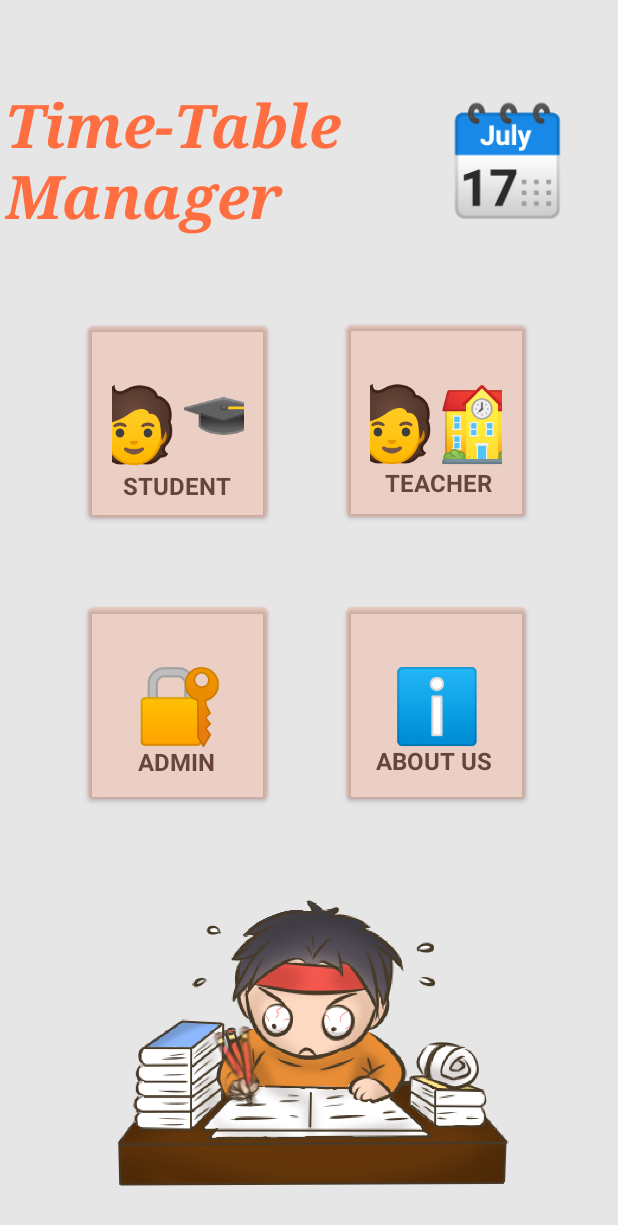
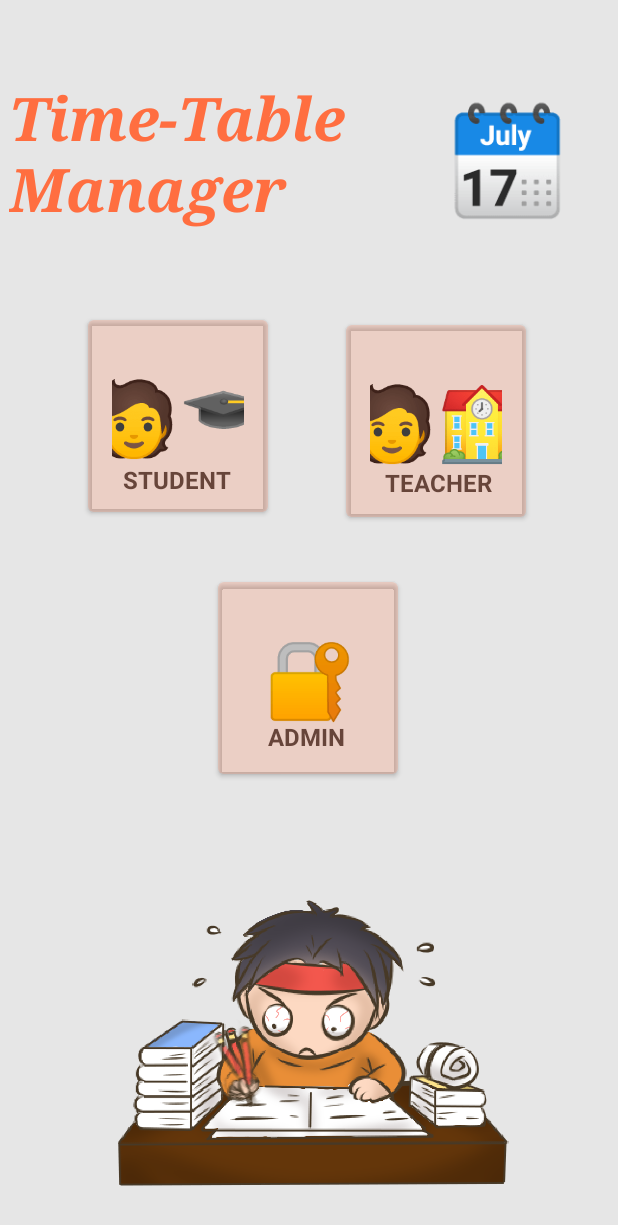
Before and after one commit to AnstonM/Time-Table-Manager, an Android app: the screen it shows after launch (MainActivity), on a phone screen of 412 x 824 dp. Shown: the top 1225 px of the screen. Run offline under Robolectric (Android 15) with nearby library versions, the phone set to English and light mode, and no system bars.

Commit message:
removed unnecessary stuff

```diff
--- a/app/src/main/java/com/example/timetablemanager/Activity8.java
+++ b/app/src/main/java/com/example/timetablemanager/Activity8.java
@@ -24,7 +24,7 @@ public class Activity8 extends AppCompatActivity {
 
     TextView cT;
 
-    Button abort,save;
+    Button save;
     SQLiteDatabase db;
 
 
@@ -133,7 +133,6 @@ public class Activity8 extends AppCompatActivity {
         tfri6 = (EditText) findViewById(R.id.TFri6);
         tfri7 = (EditText) findViewById(R.id.TFri7);
 
-        abort = (Button) findViewById(R.id.abortbtn);
         save = (Button) findViewById(R.id.savebtn);
 
         db = openOrCreateDatabase("TimeT", Context.MODE_PRIVATE,null);
--- a/app/src/main/res/layout/activity_main.xml
+++ b/app/src/main/res/layout/activity_main.xml
@@ -19,10 +19,10 @@
         android:textStyle="bold|italic"
         app:layout_constraintBottom_toBottomOf="parent"
         app:layout_constraintEnd_toEndOf="parent"
-        app:layout_constraintHorizontal_bias="0.02"
+        app:layout_constraintHorizontal_bias="0.037"
         app:layout_constraintStart_toStartOf="parent"
         app:layout_constraintTop_toTopOf="parent"
-        app:layout_constraintVertical_bias="0.079" />
+        app:layout_constraintVertical_bias="0.073" />
 
     <TextView
         android:id="@+id/textView2"
@@ -64,10 +64,10 @@
         android:textSize="48sp"
         app:layout_constraintBottom_toBottomOf="parent"
         app:layout_constraintEnd_toEndOf="parent"
-        app:layout_constraintHorizontal_bias="0.201"
+        app:layout_constraintHorizontal_bias="0.498"
         app:layout_constraintStart_toStartOf="parent"
         app:layout_constraintTop_toBottomOf="@+id/btn1"
-        app:layout_constraintVertical_bias="0.143" />
+        app:layout_constraintVertical_bias="0.102" />
 
     <Button
         android:id="@+id/btn2"
@@ -83,20 +83,6 @@
         app:layout_constraintTop_toBottomOf="@+id/textView2"
         app:layout_constraintVertical_bias="0.078" />
 
-    <Button
-        android:id="@+id/btn4"
-        android:layout_width="120dp"
-        android:layout_height="140dp"
-        android:backgroundTint="#1AFF6E40"
-        android:text="ℹ️"
-        android:textSize="48sp"
-        app:layout_constraintBottom_toBottomOf="parent"
-        app:layout_constraintEnd_toEndOf="parent"
-        app:layout_constraintHorizontal_bias="0.459"
-        app:layout_constraintStart_toEndOf="@+id/btn3"
-        app:layout_constraintTop_toBottomOf="@+id/btn2"
-        app:layout_constraintVertical_bias="0.143" />
-
     <ImageView
         android:id="@+id/imageView4"
         android:layout_width="542dp"
@@ -108,21 +94,6 @@
         app:layout_constraintTop_toBottomOf="@+id/btn3"
         app:layout_constraintVertical_bias="1.0"
         app:srcCompat="@drawable/img" />
-
-    <TextView
-        android:id="@+id/textView11"
-        android:layout_width="wrap_content"
-        android:layout_height="wrap_content"
-        android:text="ABOUT US"
-        android:textColor="#433C3A"
-        android:textSize="16sp"
-        android:textStyle="bold"
-        app:layout_constraintBottom_toBottomOf="@+id/btn4"
-        app:layout_constraintEnd_toEndOf="@+id/btn4"
-        app:layout_constraintHorizontal_bias="0.465"
-        app:layout_constraintStart_toStartOf="@+id/btn4"
-        app:layout_constraintTop_toTopOf="@+id/btn4"
-        app:layout_constraintVertical_bias="0.823" />
 
     <TextView
         android:id="@+id/textView8"
```
Also changed, not shown: app/src/main/res/layout/activity_8.xml (+3 -16 lines).
